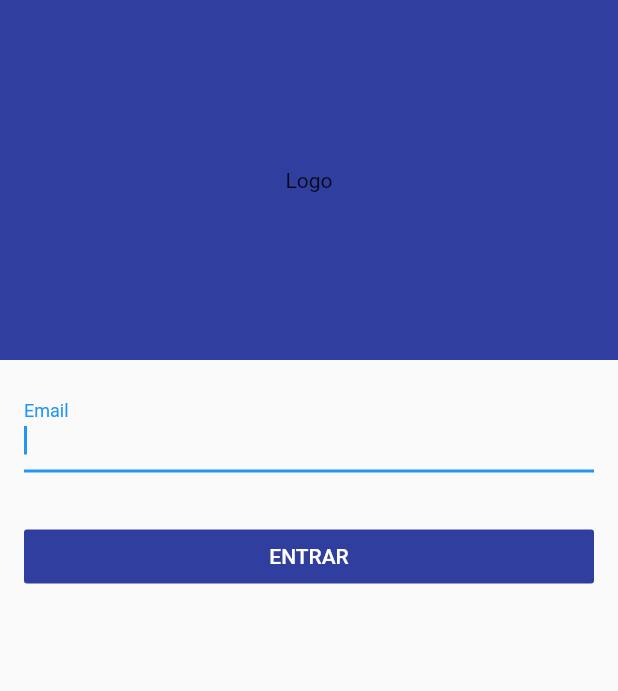
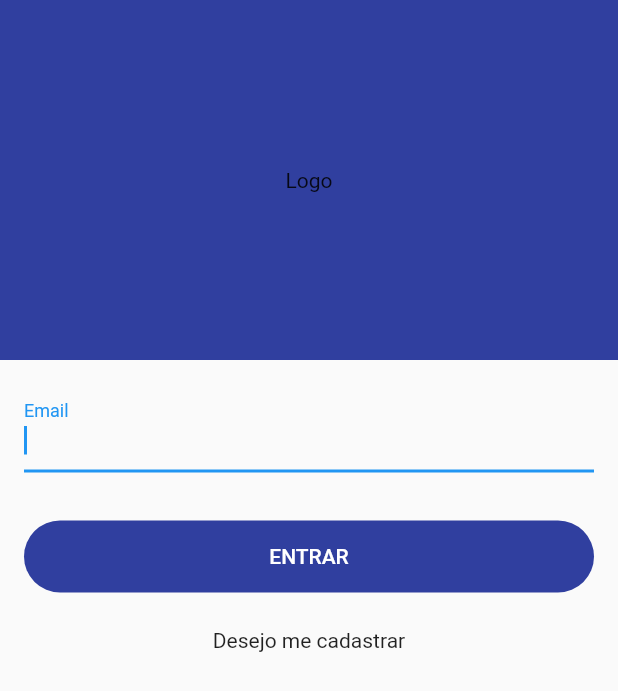
Before and after one commit to gabrielferreir/spaced-repetition-flutter, a Flutter app: the screen it shows after launch, on a phone screen of 412 x 824 dp. Shown: the top 691 px of the screen. Run offline on Flutter 3.47's test engine with Material 2 defaults, Android fonts, the phone set to English and light mode, and no system bars.

Commit message:
Dividindo tela de scroll

```diff
--- a/lib/screens/login/login.page.dart
+++ b/lib/screens/login/login.page.dart
@@ -7,8 +7,9 @@ class LoginPage extends StatefulWidget {
   _LoginPageState createState() => _LoginPageState();
 }
 
-class _LoginPageState extends State<LoginPage> {
-  TextEditingController emailController = TextEditingController();
+class _LoginPageState extends State<LoginPage> with SingleTickerProviderStateMixin {
+  final controller = new PageController();
+  final emailController = TextEditingController();
 
   @override
   Widget build(BuildContext context) {
@@ -25,6 +26,44 @@ class _LoginPageState extends State<LoginPage> {
             height: 240.0,
           ),
         ),
+        Expanded(
+          child: PageView(
+            controller: controller,
+            children: <Widget>[
+              _email(emailController, _nextPage),
+              _pass(emailController, _prevPage),
+            ],
+          ),
+        )
+      ],
+    ));
+  }
+
+  _nextPage() {
+    controller.nextPage(duration: Duration(milliseconds: 280), curve: Curves.ease);
+  }
+
+  _prevPage() {
+    controller.previousPage(duration: Duration(milliseconds: 280), curve: Curves.ease);
+  }
+
+}
+
+class _email extends StatefulWidget {
+  TextEditingController emailController;
+  Function callback;
+
+  @override
+  __emailState createState() => __emailState();
+
+  _email(TextEditingController this.emailController, Function this.callback);
+}
+
+class __emailState extends State<_email> {
+  @override
+  Widget build(BuildContext context) {
+    return Column(
+      children: <Widget>[
         Row(
           children: <Widget>[
             Flexible(
@@ -32,7 +71,7 @@ class _LoginPageState extends State<LoginPage> {
                 padding: EdgeInsets.all(16.0),
                 child: TextFormField(
                   autofocus: true,
-                    controller: emailController,
+                  controller: this.widget.emailController,
                   decoration: InputDecoration(labelText: 'Email'),
                 ),
               ),
@@ -47,9 +86,12 @@ class _LoginPageState extends State<LoginPage> {
                     padding: EdgeInsets.all(16.0),
                     child: ButtonTheme(
                       minWidth: double.infinity,
+                      height: 48.0,
                       child: FlatButton(
+                        shape: RoundedRectangleBorder(
+                            borderRadius: BorderRadius.circular(48.0)),
                         onPressed: () {
-                            Navigator.push(context, SlideRouterRight(widget: HomePage()));
+                          widget.callback();
                         },
                         color: Theme.of(context).primaryColor,
                         child: Text(
@@ -60,24 +102,85 @@ class _LoginPageState extends State<LoginPage> {
                     ))),
           ],
         ),
+        Row(
+          crossAxisAlignment: CrossAxisAlignment.center,
+          mainAxisAlignment: MainAxisAlignment.center,
+          children: <Widget>[
+            Padding(
+              padding: EdgeInsets.all(8.0),
+              child: Text('Desejo me cadastrar'),
+            )
           ],
-      ),
+        )
+      ],
     );
   }
 }
 
-//Positioned(
-//bottom: 0.0,
-//left: 0.0,
-//child: SizedBox.expand(
-//child: Padding(
-//padding: EdgeInsets.all(0.0),
-//child: FlatButton(
-//onPressed: () {},
-//color: Theme.of(context).primaryColor,
-//child: Text(
-//'ENTRAR',
-//style: TextStyle(color: Colors.white),
-//))),
-//),
-//)
+class _pass extends StatefulWidget {
+  TextEditingController emailController;
+  Function callback;
+
+  @override
+  __passState createState() => __passState();
+
+  _pass(TextEditingController this.emailController, Function this.callback);
+}
+
+class __passState extends State<_pass> {
+  @override
+  Widget build(BuildContext context) {
+    return Column(
+      children: <Widget>[
+        Row(
+          children: <Widget>[
+            Flexible(
+              child: Padding(
+                padding: EdgeInsets.all(16.0),
+                child: TextFormField(
+                  autofocus: true,
+                  controller: this.widget.emailController,
+                  decoration: InputDecoration(labelText: 'Senha'),
+                ),
+              ),
+            ),
+          ],
+        ),
+        Row(
+          mainAxisSize: MainAxisSize.max,
+          children: <Widget>[
+            Flexible(
+                child: Padding(
+                    padding: EdgeInsets.all(16.0),
+                    child: ButtonTheme(
+                      minWidth: double.infinity,
+                      height: 48.0,
+                      child: FlatButton(
+                        shape: RoundedRectangleBorder(
+                            borderRadius: BorderRadius.circular(48.0)),
+                        onPressed: () {
+                          widget.callback();
+                        },
+                        color: Theme.of(context).primaryColor,
+                        child: Text(
+                          'ENTRAR',
+                          style: TextStyle(color: Colors.white),
+                        ),
+                      ),
+                    ))),
+          ],
+        ),
+        Row(
+          crossAxisAlignment: CrossAxisAlignment.center,
+          mainAxisAlignment: MainAxisAlignment.center,
+          children: <Widget>[
+            Padding(
+              padding: EdgeInsets.all(8.0),
+              child: Text('Desejo me cadastrar'),
+            )
+          ],
+        )
+      ],
+    );
+  }
+}
```
Lines whose indentation alone changed are shown as unchanged.
